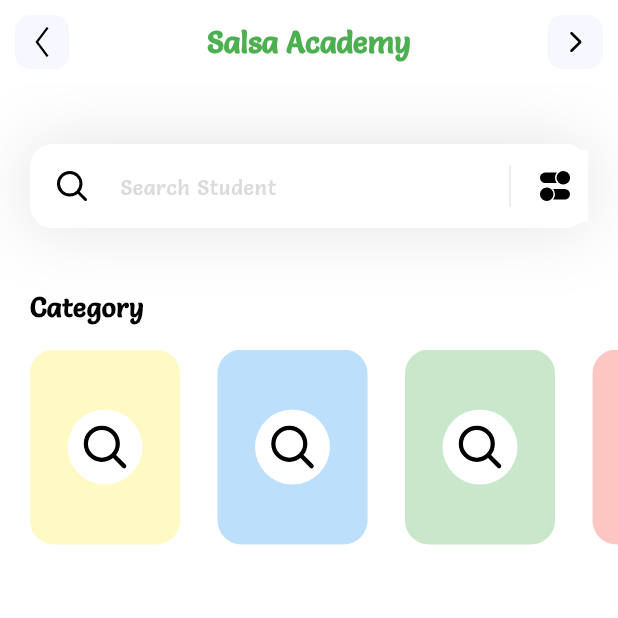
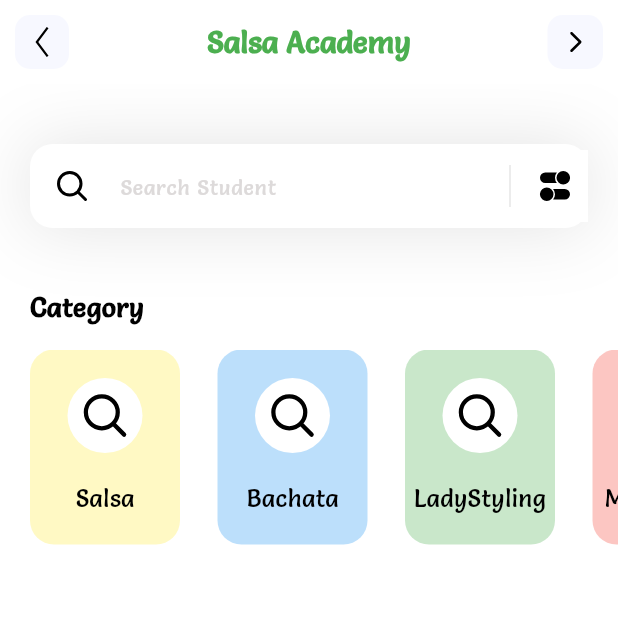
Before and after one commit to AlejandroGispert/flutter-mobile-app, a Flutter app: the screen it shows after launch, on a phone screen of 412 x 824 dp, the top half of it. Run offline on Flutter 3.47's test engine with Material 3 defaults, Android fonts, the phone set to English and light mode, and no system bars; our stand-ins replace flutter_svg.

Commit message:
added text tags

```diff
--- a/lib/pages/home.dart
+++ b/lib/pages/home.dart
@@ -60,7 +60,7 @@ class _HomePageState extends State<HomePage> {
                         borderRadius: BorderRadius.circular(16),
                       ),
                       child: Column(
-                        mainAxisAlignment: MainAxisAlignment.center,
+                        mainAxisAlignment: MainAxisAlignment.spaceEvenly,
                         children: [
                           Container(
                             width: 50,
@@ -71,6 +71,14 @@ class _HomePageState extends State<HomePage> {
                               padding: const EdgeInsets.all(8.0),
                               child:
                                   SvgPicture.asset(categories[index].iconPath),
+                            ),
+                          ),
+                          Text(
+                            categories[index].name,
+                            style: TextStyle(
+                              fontSize: 16,
+                              fontWeight: FontWeight.w400,
+                              color: Colors.black,
                             ),
                           )
                         ],
```
